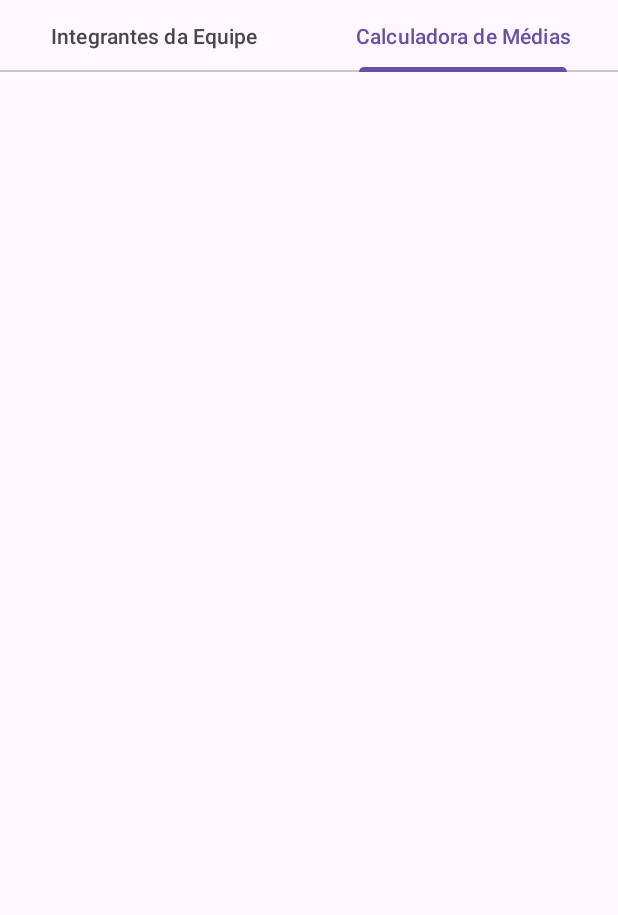
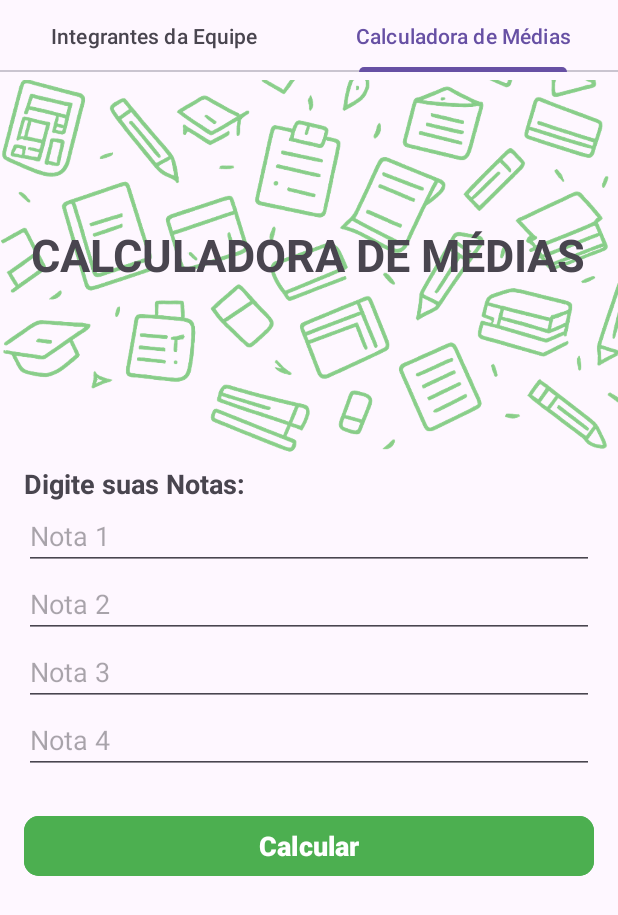
Before and after one commit to WellingtonHSL/App-CalculadoraMedia, an Android app: the screen it shows after launch (MainActivity), tab 2 chosen, on a phone screen of 412 x 824 dp. Shown: the top 915 px of the screen. Run offline under Robolectric (Android 15) with nearby library versions, the phone set to English and light mode, and no system bars.

Commit message:
feat(Calculadora de Médias): Crie a página que calcula as médias do aluno, onde uso uma snackbar para mostrar o resultado e resetar os campos

```diff
--- a/app/src/main/java/com/wellingtonhenrique/calculadoramedias/ui/calculator/CalculatorFragment.kt
+++ b/app/src/main/java/com/wellingtonhenrique/calculadoramedias/ui/calculator/CalculatorFragment.kt
@@ -1,11 +1,60 @@
 package com.wellingtonhenrique.calculadoramedias.ui.calculator
 
 import android.os.Bundle
+import android.view.LayoutInflater
+import android.view.View
+import android.view.ViewGroup
+import android.widget.Button
+import android.widget.EditText
 import androidx.fragment.app.Fragment
+import com.google.android.material.snackbar.Snackbar
+import com.wellingtonhenrique.calculadoramedias.R
 
 class CalculatorFragment : Fragment() {
 
-    override fun onCreate(savedInstanceState: Bundle?) {
-        super.onCreate(savedInstanceState)
+    private lateinit var note1: EditText
+    private lateinit var note2: EditText
+    private lateinit var note3: EditText
+    private lateinit var note4: EditText
+    private lateinit var btnCalculate: Button
+
+    override fun onCreateView(
+        inflater: LayoutInflater,
+        container: ViewGroup?,
+        savedInstanceState: Bundle?
+    ): View {
+        val view = inflater.inflate(R.layout.fragment_calculator, container, false)
+
+        note1 = view.findViewById(R.id.et_note1)
+        note2 = view.findViewById(R.id.et_note2)
+        note3 = view.findViewById(R.id.et_note3)
+        note4 = view.findViewById(R.id.et_note4)
+        btnCalculate = view.findViewById(R.id.btn_calculate)
+
+        btnCalculate.setOnClickListener {
+            val n1 = note1.text.toString().toFloatOrNull()
+            val n2 = note2.text.toString().toFloatOrNull()
+            val n3 = note3.text.toString().toFloatOrNull()
+            val n4 = note4.text.toString().toFloatOrNull()
+
+            if (n1 != null && n2 != null && n3 != null && n4 != null) {
+                val avg = (n1 + n2 + n3 + n4) / 4
+                val result = when {
+                    avg < 4 -> "Reprovado"
+                    avg < 6 -> "Recuperação"
+                    else -> "Aprovado"
+                }
+                Snackbar.make(view, "Média: %.1f - %s".format(avg, result), Snackbar.LENGTH_INDEFINITE).setAction("Resetar") {
+                    note1.text.clear()
+                    note2.text.clear()
+                    note3.text.clear()
+                    note4.text.clear()
+                }.show()
+            } else {
+                Snackbar.make(view, "Digite notas válidas", Snackbar.LENGTH_LONG).show()
+            }
+        }
+
+        return view
     }
 }
--- a/app/src/main/res/layout/fragment_calculator.xml
+++ b/app/src/main/res/layout/fragment_calculator.xml
@@ -1,13 +1,88 @@
 <?xml version="1.0" encoding="utf-8"?>
 <FrameLayout xmlns:android="http://schemas.android.com/apk/res/android"
+    xmlns:app="http://schemas.android.com/apk/res-auto"
     xmlns:tools="http://schemas.android.com/tools"
     android:layout_width="match_parent"
     android:layout_height="match_parent"
     tools:context=".ui.calculator.CalculatorFragment">
 
-    <TextView
+    <ImageView
         android:layout_width="match_parent"
-        android:layout_height="match_parent"
-        android:text="@string/hello_blank_fragment" />
+        android:layout_height="260dp"
+        android:src="@drawable/bg_calculator" />
 
+    <RelativeLayout
+        android:layout_width="match_parent"
+        android:layout_height="wrap_content"
+        android:orientation="vertical"
+        android:padding="16dp">
+
+        <TextView
+            android:id="@+id/tv_title_calc"
+            android:layout_width="wrap_content"
+            android:layout_height="wrap_content"
+            android:layout_alignParentTop="true"
+            android:layout_centerHorizontal="true"
+            android:layout_marginTop="85dp"
+            android:text="CALCULADORA DE MÉDIAS"
+            android:textSize="30sp"
+            android:textStyle="bold" />
+
+        <TextView
+            android:id="@+id/tv_text_calc"
+            android:layout_width="match_parent"
+            android:layout_height="wrap_content"
+            android:layout_below="@id/tv_title_calc"
+            android:layout_marginTop="120dp"
+            android:text="Digite suas Notas:"
+            android:textSize="18sp"
+            android:textStyle="bold" />
+
+        <EditText
+            android:id="@+id/et_note1"
+            android:layout_width="match_parent"
+            android:layout_height="wrap_content"
+            android:layout_below="@id/tv_text_calc"
+            android:hint="Nota 1"
+            android:inputType="numberDecimal" />
+
+        <EditText
+            android:id="@+id/et_note2"
+            android:layout_width="match_parent"
+            android:layout_height="wrap_content"
+            android:layout_below="@id/et_note1"
+            android:hint="Nota 2"
+            android:inputType="numberDecimal" />
+
+        <EditText
+            android:id="@+id/et_note3"
+            android:layout_width="match_parent"
+            android:layout_height="wrap_content"
+            android:layout_below="@id/et_note2"
+            android:hint="Nota 3"
+            android:inputType="numberDecimal" />
+
+        <EditText
+            android:id="@+id/et_note4"
+            android:layout_width="match_parent"
+            android:layout_height="wrap_content"
+            android:layout_below="@id/et_note3"
+            android:hint="Nota 4"
+            android:inputType="numberDecimal" />
+
+
+        <Button
+            android:id="@+id/btn_calculate"
+            android:layout_width="match_parent"
+            android:layout_height="wrap_content"
+            android:layout_below="@id/et_note4"
+            android:layout_marginTop="24dp"
+            android:backgroundTint="@color/green400"
+            android:text="Calcular"
+            android:textSize="18sp"
+            android:textStyle="bold"
+            app:cornerRadius="10dp" />
+
+
+    </RelativeLayout>
 </FrameLayout>
--- a/app/src/main/res/values/colors.xml
+++ b/app/src/main/res/values/colors.xml
@@ -5,4 +5,8 @@
     <color name="gray400">#73808c</color>
     <color name="gray500">#1a1f24</color>
     <color name="purple">#331273</color>
+    <color name="red">#F43636</color>
+    <color name="green200">#D7F2E3</color>
+    <color name="green400">#4CAF50</color>
+
 </resources>
```
Also changed, not shown: app/src/main/java/com/wellingtonhenrique/calculadoramedias/ui/team/DetailMembersActivity.kt (+9 -0 lines), app/src/main/res/layout/activity_detail_members.xml (+35 -20 lines), app/src/main/res/drawable/bg_calculator.png (added), app/src/main/res/drawable/ic_arrow_back.png (added).
